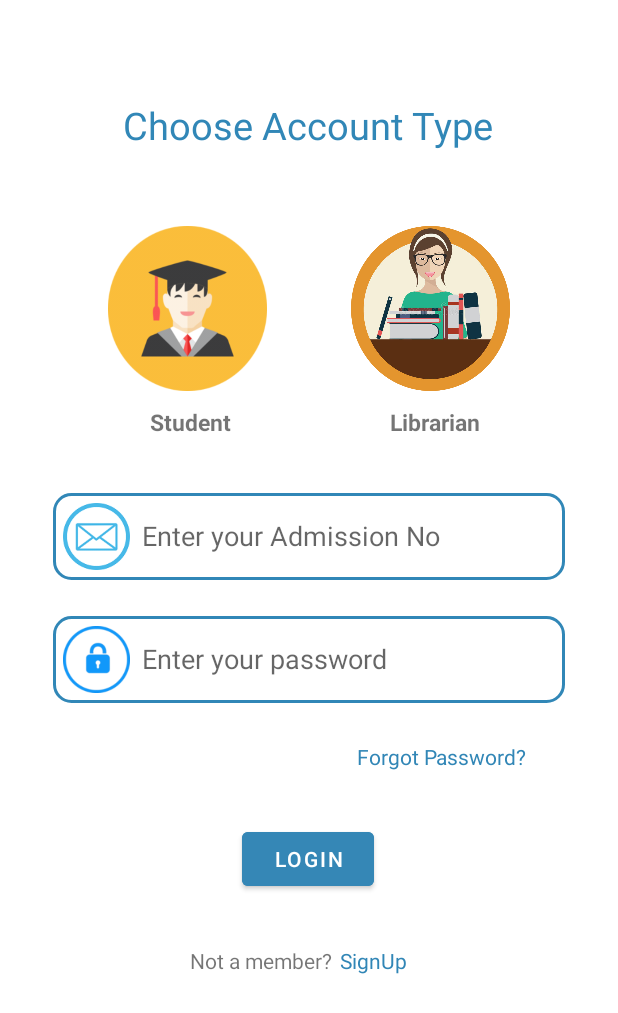
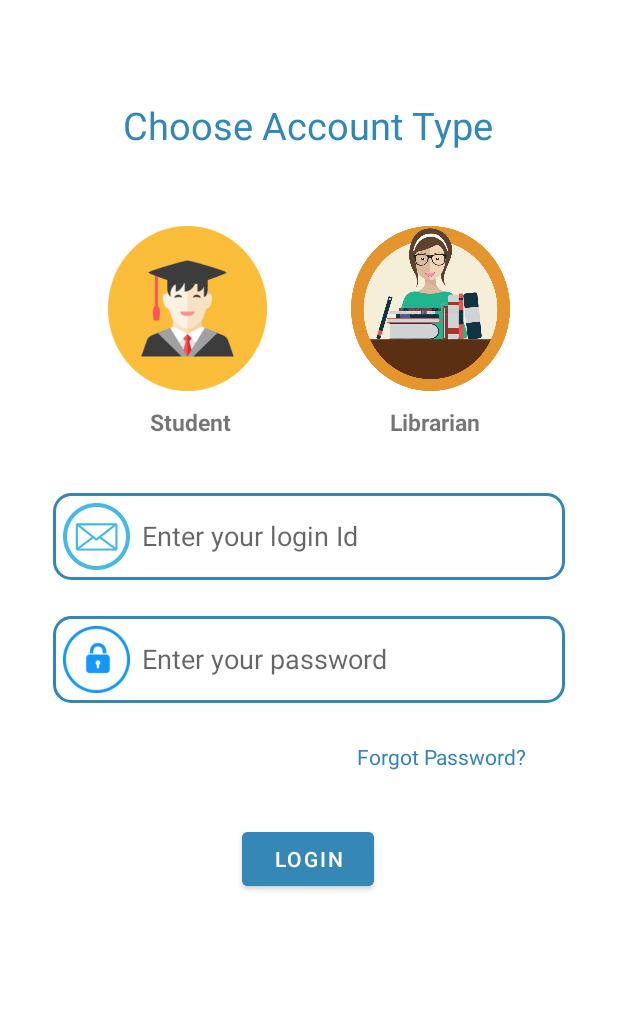
Before and after one commit to dhaheenrahman/autoLib, an Android app: the Login screen opened directly, with no data from a screen before it, after a tap on "LOGIN", on a phone screen of 412 x 824 dp. Shown: the top 1013 px of the screen. Run offline under Robolectric (Android 15) with nearby library versions, the phone set to English and light mode, and no system bars; our stand-ins replace Firebase (no records; nobody signed in at launch, a user with empty details on screens opened directly); 2 other taps on this screen came first.

Commit message:
shared preference

```diff
--- a/Android app/app/src/main/AndroidManifest.xml
+++ b/Android app/app/src/main/AndroidManifest.xml
@@ -29,7 +29,7 @@
         <activity android:name=".QrScanner" />
         <activity android:name=".BookIssue" />
         <activity android:name=".Approval"/>
-
+        <activity android:name=".LibrarianHome"/>
 
     </application>
 
--- a/Android app/app/src/main/java/com/example/myapplication/login.kt
+++ b/Android app/app/src/main/java/com/example/myapplication/login.kt
@@ -1,24 +1,44 @@
 package com.example.myapplication
+
+import android.content.Context
 import android.content.Intent
+import android.content.SharedPreferences
+import android.graphics.PorterDuff
 import android.os.Bundle
 import android.widget.Button
 import android.widget.EditText
+import android.widget.ImageButton
 import android.widget.Toast
 import androidx.appcompat.app.AppCompatActivity
 import com.google.firebase.database.*
+import com.google.firebase.database.core.view.View
 
 class Login : AppCompatActivity() {
     private lateinit var databaseRef: DatabaseReference
+    private lateinit var sharedPreferences: SharedPreferences
 
     override fun onCreate(savedInstanceState: Bundle?) {
         super.onCreate(savedInstanceState)
         setContentView(R.layout.login)
 
+        sharedPreferences = getSharedPreferences("login_prefs", Context.MODE_PRIVATE)
+        val isLoggedIn = sharedPreferences.getBoolean("isLoggedIn", false)
+        if (isLoggedIn) {
+            // User is already logged in, navigate to Home activity
+            val intent = Intent(this@Login, Home::class.java)
+            startActivity(intent)
+            finish()
+            return
+        }
+
+        val stButton = findViewById<ImageButton>(R.id.imageButton2)
+        stButton.setOnClickListener{
+            val username = findViewById<EditText>(R.id.mailId)
+            username.setHint("Enter your Admission No")
+
             val loginButton = findViewById<Button>(R.id.button2)
 
-
             loginButton.setOnClickListener {
-
                 val username = findViewById<EditText>(R.id.mailId)
                 val usernameText = username.text.toString()
                 val password = findViewById<EditText>(R.id.password)
@@ -26,34 +46,94 @@ class Login : AppCompatActivity() {
 
                 databaseRef = FirebaseDatabase.getInstance().getReference("users")
 
-
-            databaseRef.orderByChild("username").equalTo(usernameText).addListenerForSingleValueEvent(object :
-                ValueEventListener {
+                databaseRef.orderByChild("username").equalTo(usernameText)
+                    .addListenerForSingleValueEvent(object : ValueEventListener {
                         override fun onDataChange(dataSnapshot: DataSnapshot) {
                             var isLoginSuccessful = false
                             for (snapshot in dataSnapshot.children) {
                                 val user = snapshot.getValue(User::class.java)
                                 if (user != null && user.password == passwordText) {
                                     isLoginSuccessful = true
-                            Toast.makeText(this@Login,"Login Success",Toast.LENGTH_SHORT).show()
+                                    Toast.makeText(this@Login, "Login Success", Toast.LENGTH_SHORT).show()
+
+                                    // Save login status in SharedPreferences
+                                    val editor = sharedPreferences.edit()
+                                    editor.putBoolean("isLoggedIn", true)
+                                    editor.apply()
 
                                     break
                                 }
                             }
-                    print(isLoginSuccessful)
                             if (isLoginSuccessful) {
                                 val intent = Intent(this@Login, Home::class.java)
                                 startActivity(intent)
+//                                finish()
                             } else {
-                        Toast.makeText(this@Login,"Invalid Credentials",Toast.LENGTH_SHORT).show()
+                                Toast.makeText(this@Login, "Invalid Credentials", Toast.LENGTH_SHORT).show()
                             }
                         }
 
                         override fun onCancelled(databaseError: DatabaseError) {
+                            // Handle cancellation
+                        }
+                    })
+            }
+        }
+//
+        val libButton = findViewById<ImageButton>(R.id.imageButton4)
+        libButton.setOnClickListener{
+            val username = findViewById<EditText>(R.id.mailId)
+            username.setHint("Enter your login Id")
 
+            val loginButton = findViewById<Button>(R.id.button2)
+
+            loginButton.setOnClickListener {
+                val username = findViewById<EditText>(R.id.mailId)
+                val usernameText = username.text.toString()
+                val password = findViewById<EditText>(R.id.password)
+                val passwordText = password.text.toString()
+
+                databaseRef = FirebaseDatabase.getInstance().getReference("users")
+
+                databaseRef.orderByChild("username").equalTo(usernameText)
+                    .addListenerForSingleValueEvent(object : ValueEventListener {
+                        override fun onDataChange(dataSnapshot: DataSnapshot) {
+                            var isLoginSuccessful = false
+                            for (snapshot in dataSnapshot.children) {
+                                val user = snapshot.getValue(User::class.java)
+                                if (user != null && user.password == passwordText) {
+                                    isLoginSuccessful = true
+                                    Toast.makeText(this@Login, "Login Success", Toast.LENGTH_SHORT).show()
+
+                                    // Save login status in SharedPreferences
+                                    val editor = sharedPreferences.edit()
+                                    editor.putBoolean("isLoggedIn", true)
+                                    editor.apply()
+
+                                    break
+                                }
+                            }
+                            if (isLoginSuccessful) {
+                                val intent = Intent(this@Login, LibrarianHome::class.java)
+                                startActivity(intent)
+//                                finish()
+                            } else {
+                                Toast.makeText(this@Login, "Invalid Credentials", Toast.LENGTH_SHORT).show()
+                            }
+                        }
+
+                        override fun onCancelled(databaseError: DatabaseError) {
+                            // Handle cancellation
                         }
                     })
             }
         }
 
+
+
+
+
+
     }
+
+}
--- a/Android app/app/src/main/res/layout/login.xml
+++ b/Android app/app/src/main/res/layout/login.xml
@@ -46,6 +46,7 @@
 
     <ImageButton
         android:id="@+id/imageButton2"
+        android:backgroundTintMode="multiply"
         android:layout_width="130dp"
         android:layout_height="130dp"
         android:layout_marginStart="60dp"
@@ -167,34 +168,5 @@
         app:layout_constraintStart_toStartOf="parent"
         app:layout_constraintTop_toBottomOf="@+id/textView4" />
 
-    <TextView
-        android:id="@+id/textView5"
-        android:layout_width="97dp"
-        android:layout_height="48dp"
-        android:layout_marginTop="20dp"
-        android:gravity="center"
-        android:text="@string/not_a_member"
-        app:layout_constraintEnd_toEndOf="parent"
-        app:layout_constraintHorizontal_bias="0.398"
-        app:layout_constraintStart_toStartOf="parent"
-        app:layout_constraintTop_toBottomOf="@+id/button2" />
-
-    <TextView
-        android:id="@+id/textView6"
-        android:layout_width="wrap_content"
-        android:layout_height="wrap_content"
-        android:layout_marginLeft="2dp"
-        android:layout_marginTop="20dp"
-        android:clickable="true"
-        android:gravity="center"
-        android:minWidth="48dp"
-        android:minHeight="48dp"
-        android:text="@string/signup"
-        android:textColor="#3186B6"
-        app:layout_constraintEnd_toEndOf="parent"
-        app:layout_constraintHorizontal_bias="0.0"
-        app:layout_constraintStart_toEndOf="@+id/textView5"
-        app:layout_constraintTop_toBottomOf="@+id/button2" />
-
 
 </androidx.constraintlayout.widget.ConstraintLayout>
--- a/Android app/app/src/main/res/values/colors.xml
+++ b/Android app/app/src/main/res/values/colors.xml
@@ -7,4 +7,5 @@
     <color name="teal_700">#FF018786</color>
     <color name="black">#FF000000</color>
     <color name="white">#FFFFFFFF</color>
+    <color name="highlight_color">#12000000</color>
 </resources>
```
Also changed, not shown: Android app/app/src/main/java/com/example/myapplication/librarianhome.kt (added, +17 -0 lines), Android app/app/src/main/java/com/example/myapplication/studenthome.kt (+10 -0 lines). Lines whose indentation alone changed are shown as unchanged.
